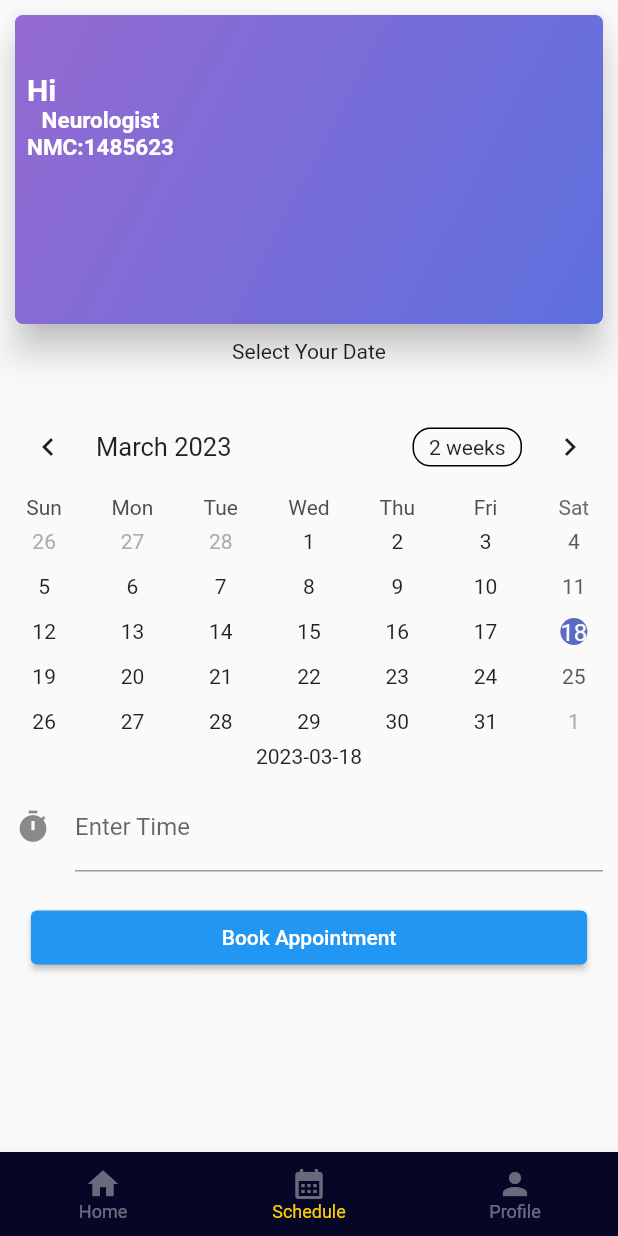
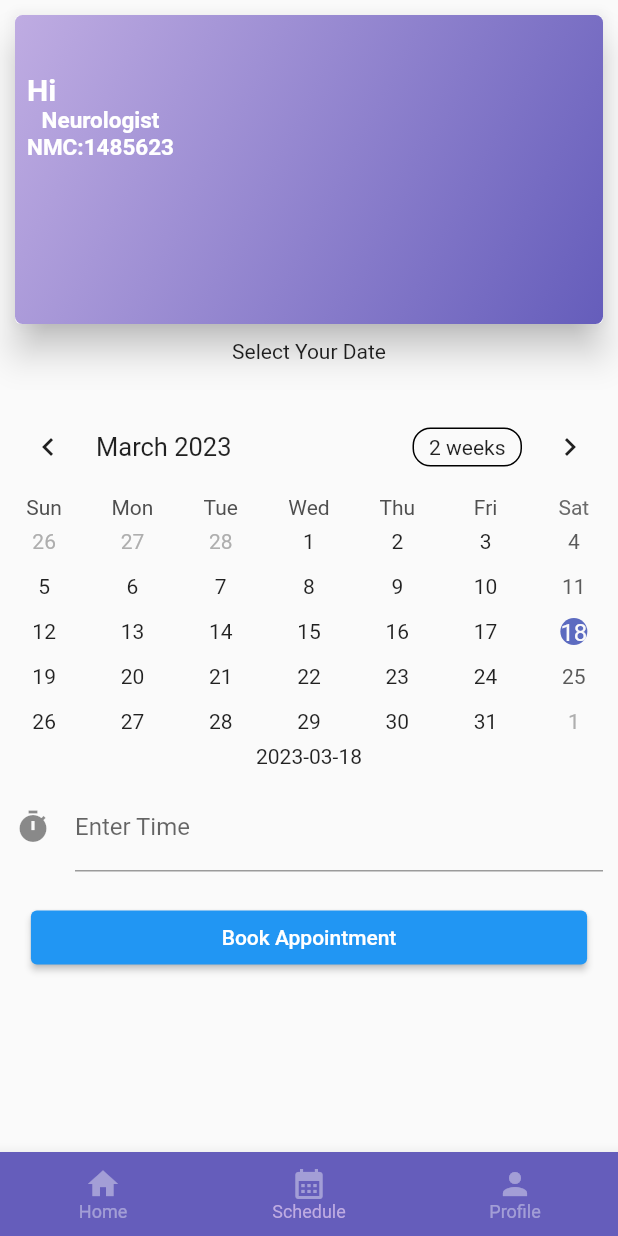
Before and after one commit to piyushyadavNP/DoctorG_FYP, a Flutter app: the MainPage screen opened by its route, item 2 of the bottom bar chosen, after a tap on "Book Appointment", on a phone screen of 412 x 824 dp. Run offline on Flutter 3.47's test engine with Material 2 defaults, Android fonts, the phone set to English and light mode, and no system bars; drawn by our look-alikes of table_calendar; our stand-ins replace cloud_firestore, firebase_auth, firebase_core, google_fonts; accounts and stored records are empty.

Commit message:
Appointment Success

```diff
--- a/lib/common/user_info_card.dart
+++ b/lib/common/user_info_card.dart
@@ -4,11 +4,11 @@ import 'package:flutter/material.dart';
 
 import '../constant/colors.dart';
 
-class UserInfo extends StatelessWidget {
+class UserInfoCard extends StatelessWidget {
   bool? profileIcon;
   String? name;
 
-  UserInfo({
+  UserInfoCard({
     this.name,
     this.profileIcon,
     Key? key,
@@ -41,7 +41,7 @@ class UserInfo extends StatelessWidget {
             crossAxisAlignment: CrossAxisAlignment.start,
             children: [
               Text(
-                "Hi ${user != null ? user.displayName : ""}",
+                "Hi ${name != null ? name : user!.displayName}",
                 style: const TextStyle(
                     color: Colors.white,
                     fontSize: 20,
--- a/lib/constant/colors.dart
+++ b/lib/constant/colors.dart
@@ -1,10 +1,10 @@
 import 'package:flutter/cupertino.dart';
 import 'package:flutter/material.dart';
 
-const gradientCardColor = [Color(0xFF946AD1), Color(0xFF5D70DE)];
-const Color primary = Color(0xff101340);
-const Color home = Color(0xff060727);
-const Color secondary = Color(0xffFECE00);
+const gradientCardColor = [Color(0xFFBFACE2), Color(0xFF655DBB)];
+const Color primary = Color(0xff3E54AC);
+const Color home = Color(0xFF655DBB);
+const Color secondary = Color(0xFFBFACE2);
 const Color white = Colors.white;
 const Color card = Color(0xff5330A5);
 
--- a/lib/main.dart
+++ b/lib/main.dart
@@ -49,7 +49,7 @@ class MyApp extends StatelessWidget {
           '/signup': (context) => const Signup(),
           '/home': (context) => const MainPage(),
           '/count': (context) => const CounterPage(),
-          '/book': (context) => const AppointmentPage()
+          '/book': (context) => AppointmentPage()
         },
       ),
     );
--- a/lib/screens/appointment_page.dart
+++ b/lib/screens/appointment_page.dart
@@ -1,12 +1,19 @@
-import 'package:doctor/common/user_info_card.dart';
+import 'dart:developer';
+
+import 'package:cloud_firestore/cloud_firestore.dart';
+import 'package:firebase_auth/firebase_auth.dart';
 import 'package:flutter/material.dart';
 import 'package:intl/intl.dart';
 import 'package:table_calendar/table_calendar.dart';
 
+import '../common/user_info_card.dart';
 import '../constant/colors.dart';
 
 class AppointmentPage extends StatefulWidget {
-  const AppointmentPage({super.key});
+  final String? doctorName;
+  final String? specialization;
+  const AppointmentPage({Key? key, this.doctorName, this.specialization})
+      : super(key: key);
 
   @override
   State<AppointmentPage> createState() => _AppointmentPageState();
@@ -35,7 +42,7 @@ class _AppointmentPageState extends State<AppointmentPage> {
       body: SafeArea(
         child: Column(
           children: [
-            UserInfo(name: "Dr. Manohar Ray", profileIcon: false),
+            UserInfoCard(name: widget.doctorName, profileIcon: false),
             const SizedBox(
               height: 40,
               child: Text("Select Your Date"),
@@ -91,7 +98,10 @@ class _AppointmentPageState extends State<AppointmentPage> {
               width: MediaQuery.of(context).size.width * 0.9,
               margin: const EdgeInsets.all(10),
               child: ElevatedButton(
-                  onPressed: () {}, child: const Text("Book Appointment")),
+                  onPressed: () {
+                    saveAppointmentDetails();
+                  },
+                  child: const Text("Book Appointment")),
             )
           ],
         ),
@@ -111,4 +121,16 @@ class _AppointmentPageState extends State<AppointmentPage> {
       });
     }
   }
+
+  void saveAppointmentDetails() async {
+    final db = FirebaseFirestore.instance;
+    final user = FirebaseAuth.instance.currentUser;
+    final date = DateFormat("yyyy-MM-dd").format(_selectedDay!);
+    await db.collection('appointmentDetails').add({
+      "userId": user!.uid,
+      "date": date,
+      "time": dateTimeController.text,
+      "doctor": widget.doctorName
+    });
+  }
 }
--- a/lib/screens/homePage.dart
+++ b/lib/screens/homePage.dart
@@ -21,7 +21,7 @@ class _HomePageState extends State<HomePage> {
       body: SafeArea(
           child: Column(
         children: [
-          UserInfo(
+          UserInfoCard(
             name: "Mamit",
             profileIcon: true,
           ),
@@ -35,20 +35,12 @@ class _HomePageState extends State<HomePage> {
               style: TextStyle(fontSize: 20, fontWeight: FontWeight.bold),
             ),
           ),
-          Container(height: 150, child:  CategoriesCard()),
+          Container(height: 150, child: CategoriesCard()),
           const Text(
             "Available Doctors",
             style: TextStyle(fontSize: 20, fontWeight: FontWeight.bold),
           ),
-          Flexible(
-              child: InkWell(
-                  onTap: () => Navigator.pushReplacement(
-                        context,
-                        MaterialPageRoute(
-                          builder: (context) => AppointmentPage(),
-                        ),
-                      ),
-                  child: DoctorCard())),
+          Flexible(child: DoctorCard()),
         ],
       )),
     );
--- a/lib/screens/navbar.dart
+++ b/lib/screens/navbar.dart
@@ -17,7 +17,7 @@ class _MainPageState extends State<MainPage> with TickerProviderStateMixin {
   TabController? tabController;
   List<Widget> pages = [
     const HomePage(),
-    const AppointmentPage(),
+     AppointmentPage(),
     const CounterPage(),
   ];
   int currentIndex = 0;
--- a/lib/widget/logo_container.dart
+++ b/lib/widget/logo_container.dart
@@ -25,7 +25,7 @@ class LogoName extends StatelessWidget {
         Padding(
           padding: const EdgeInsets.only(left: 8.0),
           child: Text(
-            "headspace",
+            "doctorG",
             softWrap: true,
             style: TextStyle(
                 fontSize: textSize,
@@ -35,7 +35,7 @@ class LogoName extends StatelessWidget {
         ),
         Text(
           "®",
-          style: TextStyle(color: Colors.white, fontSize: 5),
+          style: TextStyle(color: Colors.white, fontSize: 10),
         )
       ],
     );
```
Also changed, not shown: lib/common/doctorCard.dart (+14 -1 lines), lib/screens/login_page.dart (+24 -9 lines), lib/screens/signup_page.dart (+31 -93 lines), lib/widget/textField.dart (+5 -2 lines).
